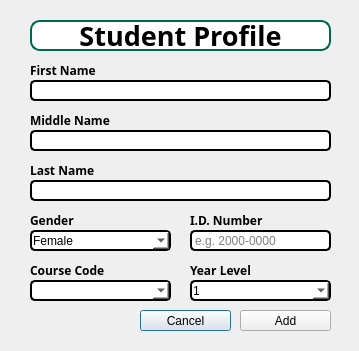
This is addstudentdialog.ui in Kris2103/CCC151-SSIS as Qt 5 draws it before an edit. The edited form follows.
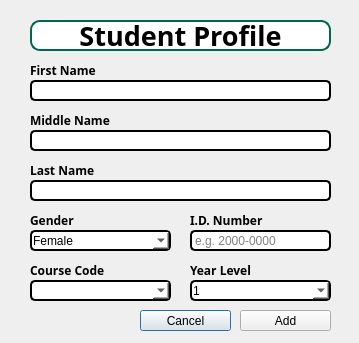
This is the edited form.

Patch:
```diff
--- a/addstudentdialog.ui
+++ b/addstudentdialog.ui
@@ -7,7 +7,7 @@
     <x>0</x>
     <y>0</y>
     <width>359</width>
-    <height>351</height>
+    <height>343</height>
    </rect>
   </property>
   <property name="windowTitle">
```
